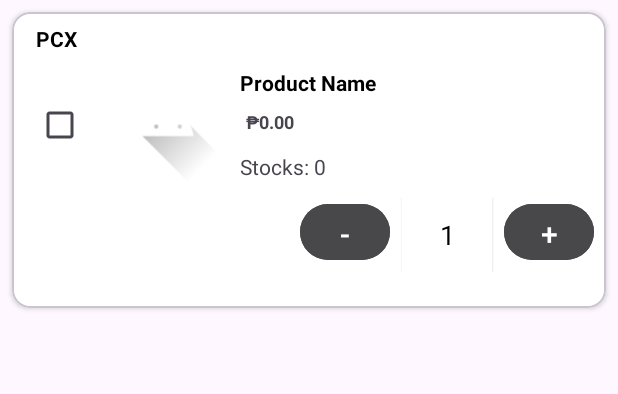
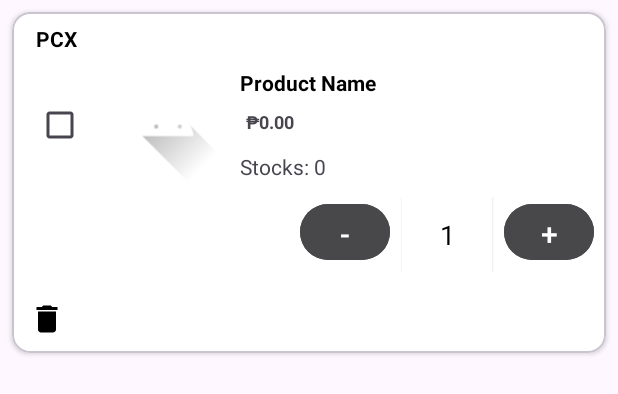
Before and after one commit to AdrianeTuliao/PCXapp, an Android app: the layout item_cart.xml on its own in the app's theme, with its tools: preview values and no code run, on a phone screen of 412 x 824 dp. Shown: the top 394 px of the screen. Run offline under Robolectric (Android 15) with nearby library versions, the phone set to English and light mode, and no system bars.

Commit message:
finally added remove cart

```diff
--- a/app/src/main/java/com/example/pcxlogin/CartApi.kt
+++ b/app/src/main/java/com/example/pcxlogin/CartApi.kt
@@ -42,6 +42,7 @@ interface CartApi {
 }
 
 data class CartItem(
+    @SerializedName("user_id") val userId: Int,
     @SerializedName("product_id") val productId: Int,
     @SerializedName("product_name") val productName: String,
     @SerializedName("product_price") val productPrice: Double,
--- /dev/null
+++ b/app/src/main/res/drawable/ic_delete.xml
@@ -0,0 +1,11 @@
+<?xml version="1.0" encoding="utf-8"?>
+<vector xmlns:android="http://schemas.android.com/apk/res/android"
+    android:width="24dp"
+    android:height="24dp"
+    android:viewportWidth="24"
+    android:viewportHeight="24">
+
+    <path
+        android:fillColor="#000000"  android:pathData="M6,19c0,1.1 0.9,2 2,2h8c1.1,0 2,-0.9 2,-2V7H6v12zM19,4h-3.5l-1,-1h-5l-1,1H5v2h14V4z" />
+
+</vector>
--- a/app/src/main/res/layout/item_cart.xml
+++ b/app/src/main/res/layout/item_cart.xml
@@ -95,6 +95,7 @@
             </LinearLayout>
         </LinearLayout>
 
+
         <!-- Quantity Row -->
         <LinearLayout
             android:layout_width="match_parent"
@@ -135,5 +136,14 @@
                 android:textColor="@android:color/white"/>
         </LinearLayout>
 
+        <ImageButton
+            android:id="@+id/btnRemove"
+            android:layout_width="30dp"
+            android:layout_height="30dp"
+            android:src="@drawable/ic_delete"
+            android:background="?attr/selectableItemBackgroundBorderless"
+            android:contentDescription="Remove item" />
+
+
     </LinearLayout>
 </com.google.android.material.card.MaterialCardView>
```
Also changed, not shown: app/src/main/java/adapter/CartAdapter.kt (+61 -8 lines), app/src/main/java/com/example/pcxlogin/CartFragment.kt (+18 -8 lines), app/src/main/java/com/example/pcxlogin/MainActivity.kt (+13 -0 lines).
